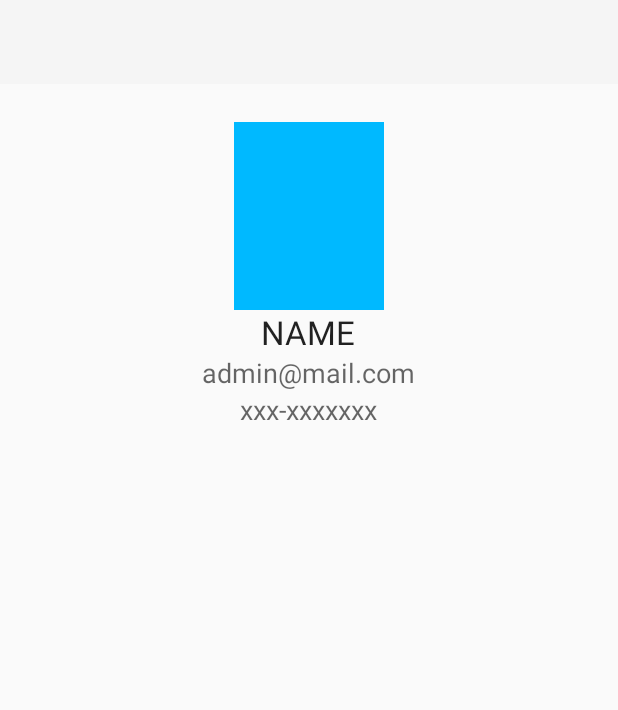
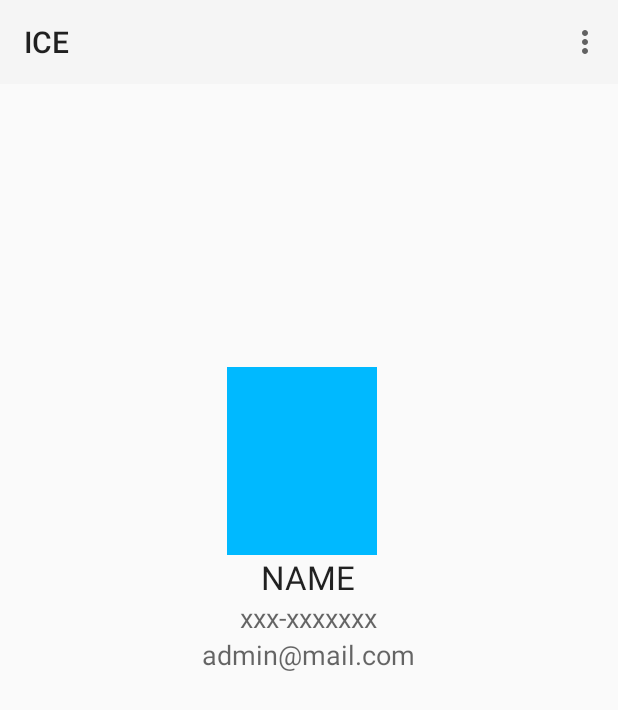
Before and after one commit to Oliv95/DIT212-Project, an Android app: the screen it shows after launch (ProfileActivity), after a tap on "LOGIN", on a phone screen of 412 x 824 dp. Shown: the top 710 px of the screen. Run offline under Robolectric (Android 15) with nearby library versions, the phone set to English and light mode, and no system bars.

Commit message:
using same toolbar on all activities solved but not implemented

```diff
--- a/Client/app/src/main/java/se/ice/client/android/activities/ProfileActivity.java
+++ b/Client/app/src/main/java/se/ice/client/android/activities/ProfileActivity.java
@@ -2,6 +2,8 @@ package se.ice.client.android.activities;
 
 import android.os.Bundle;
 import android.support.v7.app.AppCompatActivity;
+import android.support.v7.widget.Toolbar;
+import android.view.Menu;
 import android.widget.TextView;
 
 import se.ice.client.R;
@@ -20,6 +22,13 @@ public class ProfileActivity extends AppCompatActivity{
         String email = getIntent().getExtras().getString("email");
         emailView.setText(email);
 
+        Toolbar t = (Toolbar)findViewById(R.id.main_toolbar);
+        t.setTitle("ICE");
+        setSupportActionBar(t);
     }
 
+    public boolean onCreateOptionsMenu(Menu menu) {
+        getMenuInflater().inflate(R.menu.main_menu, menu);
+        return true;
+    }
 }
--- a/Client/app/src/main/res/layout/activity_profile.xml
+++ b/Client/app/src/main/res/layout/activity_profile.xml
@@ -1,13 +1,14 @@
-<LinearLayout android:orientation="vertical"
-    android:layout_width="fill_parent"
-    android:layout_height="fill_parent"
+<RelativeLayout
+    android:orientation="vertical"
+    android:layout_width="match_parent"
+    android:layout_height="match_parent"
     xmlns:android="http://schemas.android.com/apk/res/android"
-    android:weightSum="1">
+    android:weightSum="1"
+    android:gravity="center_horizontal">
 
     <include
         layout="@layout/main_toolbar"
-        android:layout_width="match_parent"
-        android:layout_height="wrap_content"/>
+        android:id="@+id/main_toolbar" />
 
     <ImageView
         android:layout_width="100dp"
@@ -15,7 +16,9 @@
         android:id="@+id/profile_picture"
         android:layout_gravity="center_horizontal"
         android:src="#ff00b9ff"
-        android:layout_marginTop="25dp" />
+        android:layout_above="@+id/profile_name"
+        android:layout_alignRight="@+id/profile_phone"
+        android:layout_alignEnd="@+id/profile_phone" />
 
     <TextView
         android:layout_width="wrap_content"
@@ -23,7 +26,9 @@
         android:textAppearance="?android:attr/textAppearanceLarge"
         android:id="@+id/profile_name"
         android:layout_gravity="center_horizontal"
-        android:text="NAME" />
+        android:text="NAME"
+        android:layout_above="@+id/profile_phone"
+        android:layout_centerHorizontal="true" />
 
     <TextView
         android:layout_width="wrap_content"
@@ -31,7 +36,9 @@
         android:textAppearance="?android:attr/textAppearanceMedium"
         android:id="@+id/profile_email"
         android:layout_gravity="center_horizontal"
-        android:text="name@mail.com" />
+        android:text="name@mail.com"
+        android:layout_below="@+id/profile_phone"
+        android:layout_centerHorizontal="true" />
 
     <TextView
         android:layout_width="wrap_content"
@@ -39,6 +46,8 @@
         android:textAppearance="?android:attr/textAppearanceMedium"
         android:id="@+id/profile_phone"
         android:layout_gravity="center_horizontal"
-        android:text="xxx-xxxxxxx" />
+        android:text="xxx-xxxxxxx"
+        android:layout_centerVertical="true"
+        android:layout_centerHorizontal="true" />
 
-</LinearLayout>
+</RelativeLayout>
--- a/Client/app/src/main/res/layout/main_toolbar.xml
+++ b/Client/app/src/main/res/layout/main_toolbar.xml
@@ -3,4 +3,5 @@
     android:id="@+id/main_toolbar"
     android:layout_width="match_parent"
     android:layout_height="wrap_content"
-    android:background="?attr/colorPrimary"/>
+    android:background="?attr/colorPrimary"
+    />
```
Also changed, not shown: Client/app/src/main/res/layout/activity_login.xml (+11 -8 lines).
